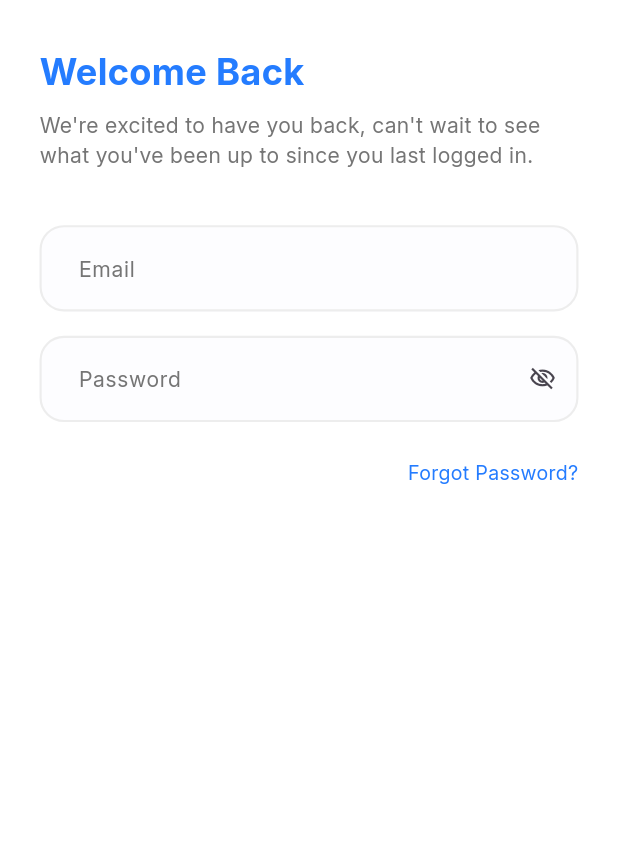
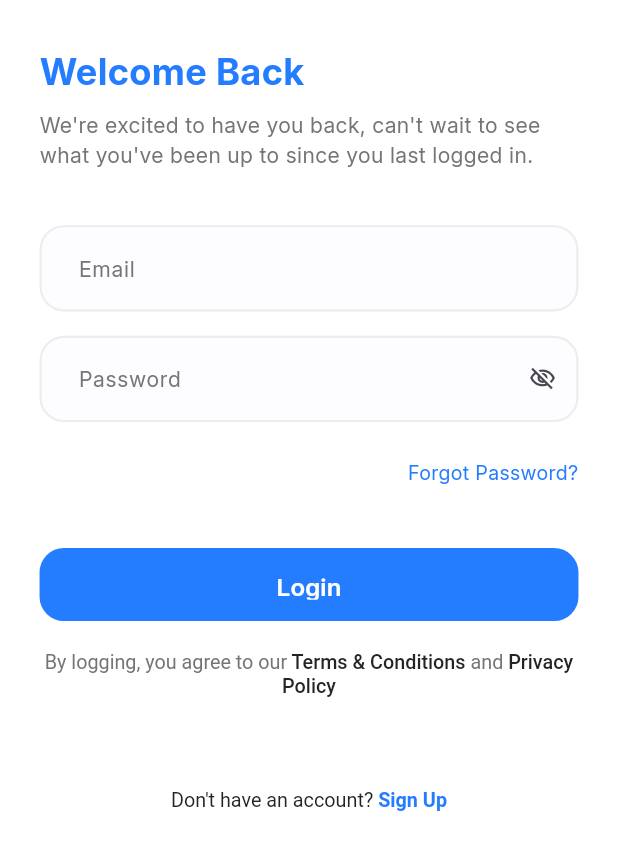
Before and after one commit to MohammedAttia3104/flutter_advanced_complete_course, a Flutter app: the screen it shows after launch, after a tap on "Get Started", on a phone screen of 412 x 824 dp. Shown: the top 850 px of the screen. Run offline on Flutter 3.47's test engine with Material 3 defaults, Android fonts, the phone set to English and light mode, and no system bars; our stand-ins replace dio, flutter_screenutil, flutter_svg, freezed_annotation, get_it, pretty_dio_logger and 2 more; generated files the repository leaves out were written again.

Commit message:
finish login screen ui

```diff
--- a/lib/features/login/presentation/screens/login_screen.dart
+++ b/lib/features/login/presentation/screens/login_screen.dart
@@ -1,5 +1,8 @@
 import 'package:flutter/material.dart';
+import 'package:flutter_advanced_complete_course/core/widgets/app_text_button.dart';
+import 'package:flutter_advanced_complete_course/features/login/presentation/widgets/do_not_have_account_text.dart';
 import 'package:flutter_advanced_complete_course/features/login/presentation/widgets/email_and_password.dart';
+import 'package:flutter_advanced_complete_course/features/login/presentation/widgets/terms_and_conditions_widget.dart';
 import 'package:flutter_screenutil/flutter_screenutil.dart';
 
 import '../../../../core/helpers/spacing.dart';
@@ -30,6 +33,8 @@ class LoginScreen extends StatelessWidget {
                 ),
                 verticalSpace(36),
                 const EmailAndPasswordWidget(),
+                Column(
+                  children: [
                     Align(
                       alignment: AlignmentDirectional.centerEnd,
                       child: Text(
@@ -38,6 +43,17 @@ class LoginScreen extends StatelessWidget {
                       ),
                     ),
                     verticalSpace(40),
+                    AppTextButton(
+                      text: Strings.loginBtn,
+                      btnStyle: TextStyles.font16WhiteSemiBold,
+                      onPressed: () {},
+                    ),
+                    verticalSpace(16),
+                    const TermsAndConditionsWidget(),
+                    verticalSpace(60),
+                    const DoNotHaveAccountText(),
+                  ],
+                ),
               ],
             ),
           ),
--- /dev/null
+++ b/lib/features/login/presentation/widgets/do_not_have_account_text.dart
@@ -0,0 +1,31 @@
+import 'package:flutter/gestures.dart';
+import 'package:flutter/material.dart';
+
+import '../../../../core/theming/styles.dart';
+
+class DoNotHaveAccountText extends StatelessWidget {
+  const DoNotHaveAccountText({super.key});
+
+  @override
+  Widget build(BuildContext context) {
+    return RichText(
+      textAlign: TextAlign.center,
+      text: TextSpan(
+        children: [
+          TextSpan(
+            text: 'Don\'t have an account?',
+            style: TextStyles.font13DarkBlueRegular,
+          ),
+          TextSpan(
+            text: ' Sign Up',
+            style: TextStyles.font13BlueSemiBold,
+           /* recognizer: TapGestureRecognizer()
+              ..onTap = () {
+                context.pushReplacementNamed(Routes.signUpScreen);
+              },*/
+          ),
+        ],
+      ),
+    );
+  }
+}
--- /dev/null
+++ b/lib/features/login/presentation/widgets/terms_and_conditions_widget.dart
@@ -0,0 +1,34 @@
+import 'package:flutter/cupertino.dart';
+
+import '../../../../core/theming/styles.dart';
+
+class TermsAndConditionsWidget extends StatelessWidget {
+  const TermsAndConditionsWidget({super.key});
+
+  @override
+  Widget build(BuildContext context) {
+    return RichText(
+      textAlign: TextAlign.center,
+      text: TextSpan(
+        children: [
+          TextSpan(
+            text: 'By logging, you agree to our',
+            style: TextStyles.font13GrayRegular,
+          ),
+          TextSpan(
+            text: ' Terms & Conditions',
+            style: TextStyles.font13DarkBlueMedium,
+          ),
+          TextSpan(
+            text: ' and',
+            style: TextStyles.font13GrayRegular.copyWith(height: 1.5),
+          ),
+          TextSpan(
+            text: ' Privacy Policy',
+            style: TextStyles.font13DarkBlueMedium,
+          ),
+        ],
+      ),
+    );
+  }
+}
```
Lines whose indentation alone changed are shown as unchanged.
